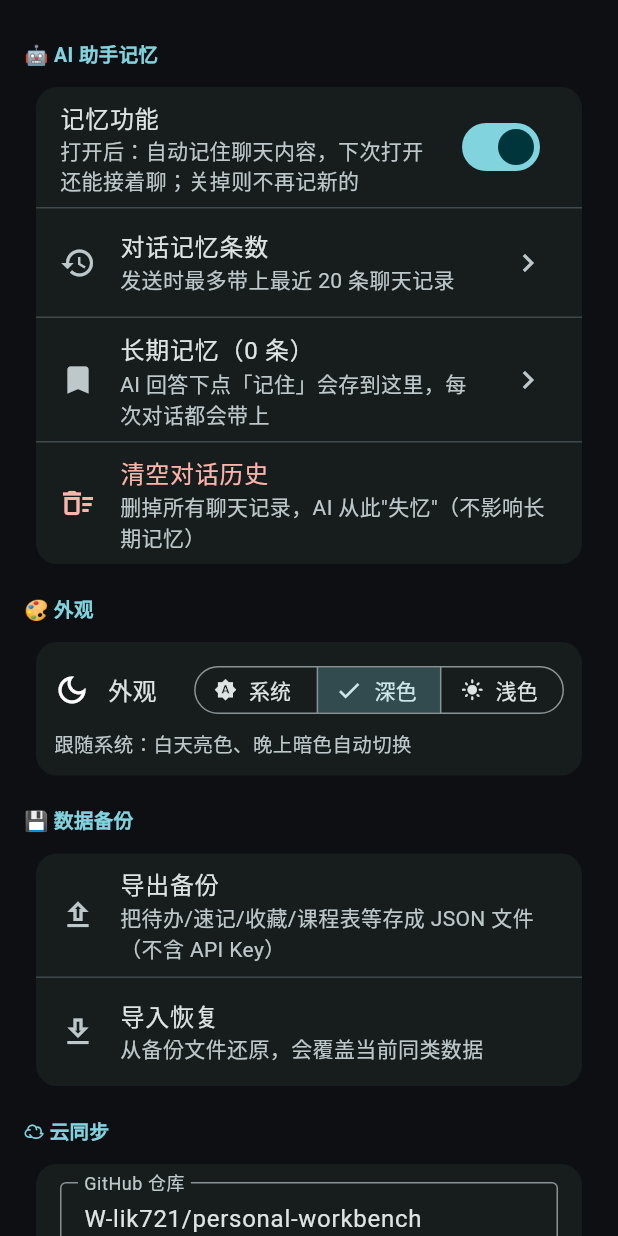
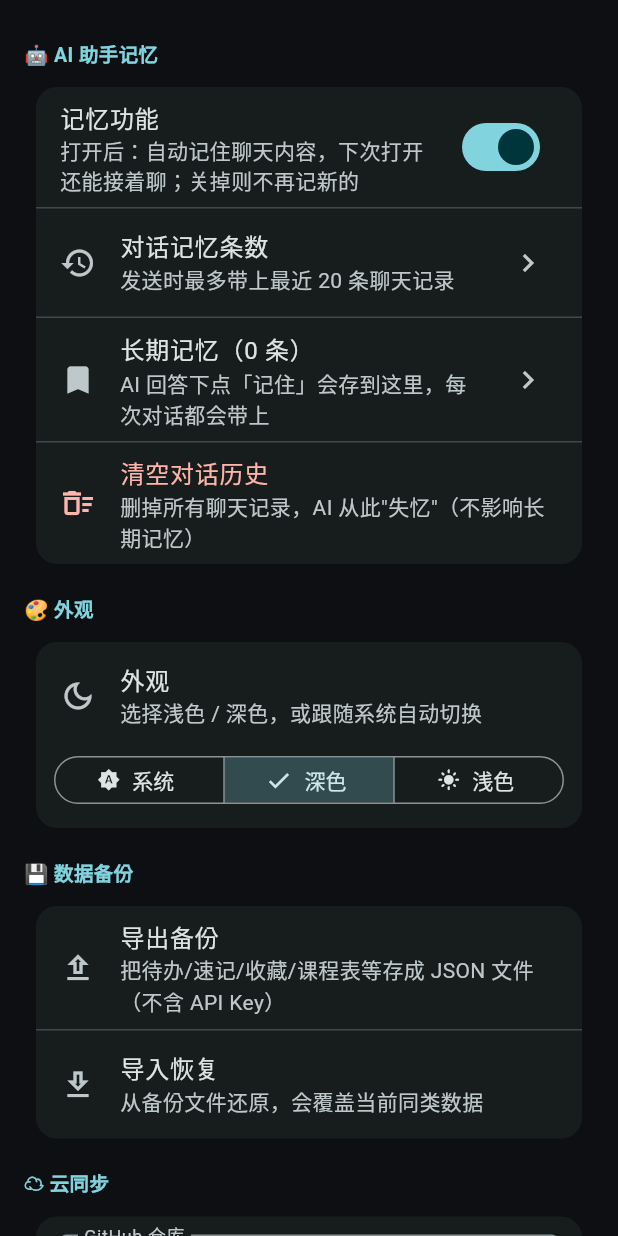
Before and after one commit to W-lik721/personal-workbench, a Flutter app: the SettingsPage widget shown alone on an empty page, opened directly, on a phone screen of 412 x 824 dp. Run offline on Flutter 3.47's test engine with Material 3 defaults, Android fonts, the phone set to English and light mode, and no system bars; our stand-ins replace file_picker, flutter_local_notifications, flutter_markdown, flutter_secure_storage, image_picker, shared_preferences and 2 more; missing offline and left inert: charset_converter, google_mlkit_text_recognition; accounts and stored records are empty; network calls fail; project files that could hold a hidden picture were left out.

Commit message:
fix(ui): 外观卡片回归 ListTile 体系，统一设置页视觉节奏

```diff
--- a/mobile/lib/pages/settings_page.dart
+++ b/mobile/lib/pages/settings_page.dart
@@ -99,18 +99,20 @@ class _SettingsPageState extends State<SettingsPage> {
       // ---------- 外观 ----------
       _sectionTitle('🎨 外观'),
       Card(
-        child: Padding(
-          padding: const EdgeInsets.all(12),
         child: Column(
           crossAxisAlignment: CrossAxisAlignment.start,
           children: [
-              Row(
+            const ListTile(
+              leading: Icon(Icons.dark_mode_outlined),
+              title: Text('外观'),
+              subtitle: Text('选择浅色 / 深色，或跟随系统自动切换'),
+            ),
+            Padding(
+              padding: const EdgeInsets.fromLTRB(12, 0, 12, 12),
+              child: Row(
                 children: [
-                  const Icon(Icons.dark_mode_outlined),
-                  const SizedBox(width: 12),
-                  const Text('外观', style: TextStyle(fontSize: 16, fontWeight: FontWeight.w500)),
-                  const Spacer(),
-                  SegmentedButton<String>(
+                  Expanded(
+                    child: SegmentedButton<String>(
                       style: const ButtonStyle(visualDensity: VisualDensity.compact),
                       segments: const [
                         ButtonSegment(value: 'system', label: Text('系统'), icon: Icon(Icons.brightness_auto, size: 15)),
@@ -120,15 +122,11 @@ class _SettingsPageState extends State<SettingsPage> {
                       selected: {themeModeNotifier.value},
                       onSelectionChanged: (s) => themeModeNotifier.value = s.first,
                     ),
-                ],
-              ),
-              const SizedBox(height: 6),
-              Text(
-                '跟随系统：白天亮色、晚上暗色自动切换',
-                style: TextStyle(fontSize: 13, color: Theme.of(context).colorScheme.onSurfaceVariant),
                   ),
                 ],
               ),
+            ),
+          ],
         ),
       ),
 
```
Lines whose indentation alone changed are shown as unchanged.
